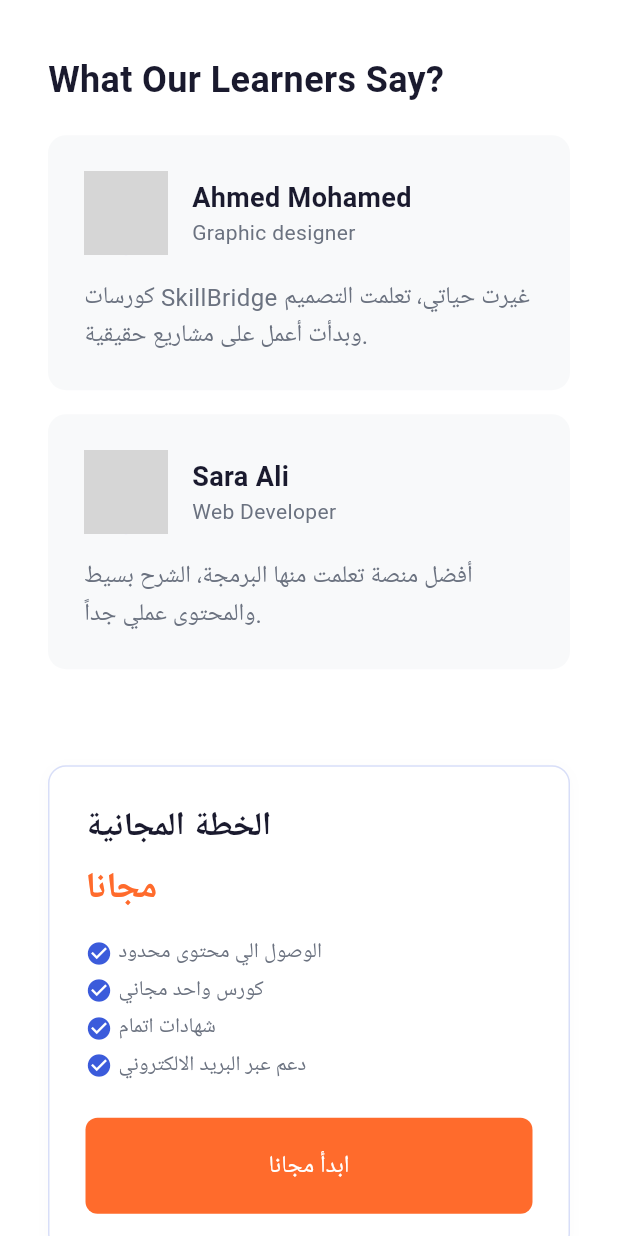
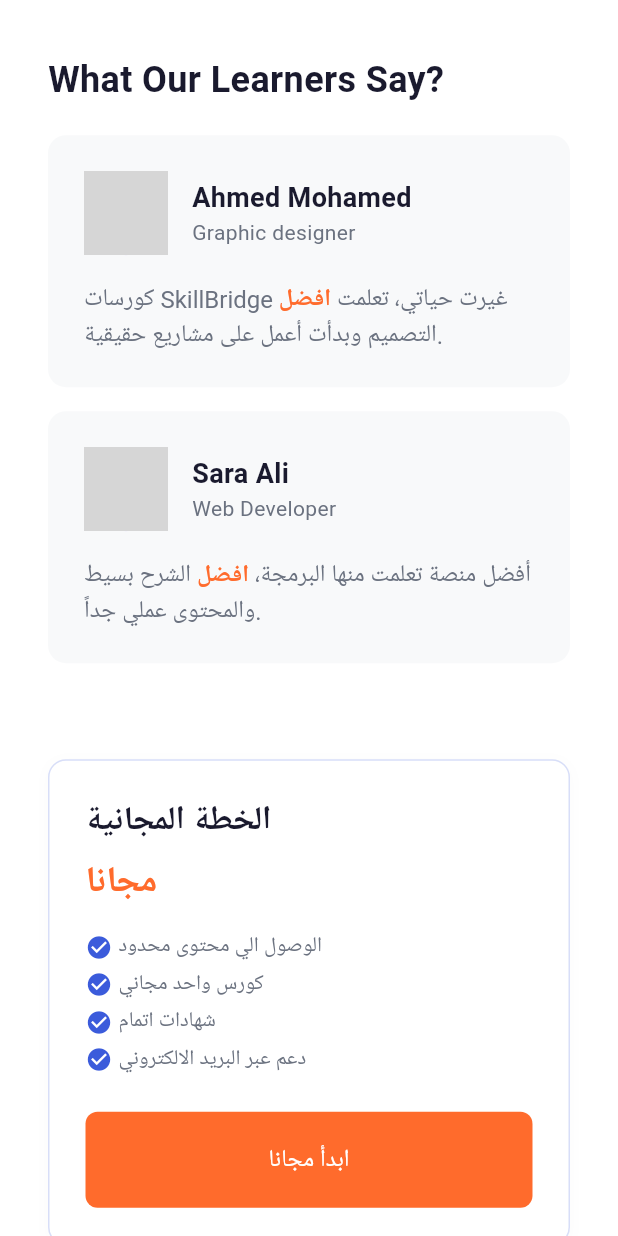
Before and after one commit to SalahHassan202/flutter-skillbridge-elearning-app-freelance, a Flutter app: the screen it shows after launch, scrolled down 2304 dp, on a phone screen of 412 x 824 dp. Run offline on Flutter 3.47's test engine with Material 3 defaults, Android fonts, the light colour scheme and no system bars; our stand-ins replace google_fonts; network calls fail; Roboto replaces fonts that are missing (Cairo); grey boxes are pictures that could not be loaded.

```diff
--- a/lib/features/home/widgets/testimonial_card.dart
+++ b/lib/features/home/widgets/testimonial_card.dart
@@ -1,3 +1,5 @@
+// File: lib/features/home/widgets/testimonial_card.dart
+
 import 'package:flutter/material.dart';
 import '../../../core/constants/app_colors.dart';
 import '../../../core/theme/app_text_theme.dart';
@@ -13,6 +15,18 @@ class TestimonialCard extends StatelessWidget {
   @override
   Widget build(BuildContext context) {
     final bool isSmall = ResponsiveUtils.isSmallPhone(context);
+    final words = testimonial.text.split(' ');
+
+    String beforeBest = '';
+    String afterBest = '';
+
+    if (words.length > 5) {
+      beforeBest = words.take(5).join(' ');
+      afterBest = words.skip(5).join(' ');
+    } else {
+      beforeBest = testimonial.text;
+      afterBest = '';
+    }
 
     return Container(
       padding: EdgeInsets.all(
@@ -49,9 +63,33 @@ class TestimonialCard extends StatelessWidget {
             ],
           ),
           const SizedBox(height: AppDimensions.paddingM),
-          Text(
-            testimonial.text,
-            style: AppTextTheme.bodyLarge.copyWith(fontSize: isSmall ? 14 : 16),
+          RichText(
+            text: TextSpan(
+              children: [
+                if (beforeBest.isNotEmpty)
+                  TextSpan(
+                    text: '$beforeBest ',
+                    style: AppTextTheme.bodyLarge.copyWith(
+                      fontSize: isSmall ? 14 : 16,
+                    ),
+                  ),
+                TextSpan(
+                  text: 'افضل',
+                  style: AppTextTheme.bodyLarge.copyWith(
+                    color: AppColors.primaryOrange,
+                    fontWeight: FontWeight.bold,
+                    fontSize: isSmall ? 14 : 16,
+                  ),
+                ),
+                if (afterBest.isNotEmpty)
+                  TextSpan(
+                    text: ' $afterBest',
+                    style: AppTextTheme.bodyLarge.copyWith(
+                      fontSize: isSmall ? 14 : 16,
+                    ),
+                  ),
+              ],
+            ),
           ),
         ],
       ),
```
